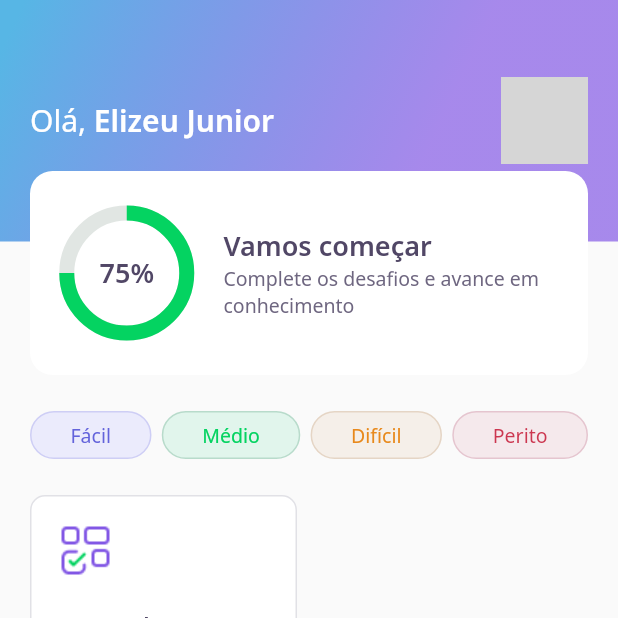
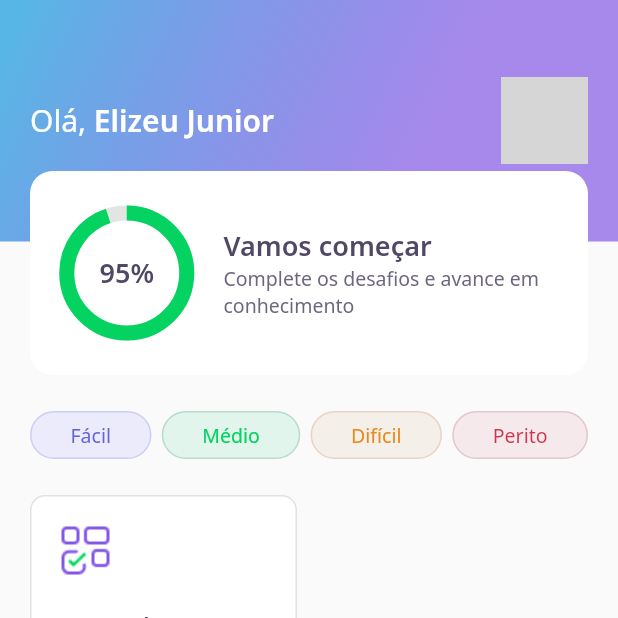
Before and after one commit to elizeurjr/DevQuiz, a Flutter app: the screen it shows after launch, on a phone screen of 412 x 824 dp, the top half of it. Run offline on Flutter 3.47's test engine with Material 2 defaults, Android fonts, the phone set to English and light mode, and no system bars; our stand-ins replace google_fonts, share_plus; accounts and stored records are empty; network calls fail; grey boxes are pictures that could not be loaded.

Commit message:
Animation applied to score

```diff
--- a/assets/database/user.json
+++ b/assets/database/user.json
@@ -1,5 +1,5 @@
 {
     "name": "Elizeu Junior",
-    "score" : 75,
+    "score" : 95,
     "photoUrl": "https://avatars.githubusercontent.com/u/59857096?v=4"
 }
--- a/lib/home/widgets/appbar/app_bar_widget.dart
+++ b/lib/home/widgets/appbar/app_bar_widget.dart
@@ -43,7 +43,11 @@ class AppBarWidget extends PreferredSize {
                     ],
                   ),
                 ),
-                Align(alignment: Alignment(0.0, 1.0), child: ScoreCardWidget())
+                Align(
+                    alignment: Alignment(0.0, 1.0),
+                    child: ScoreCardWidget(
+                      percent: user.score / 100,
+                    ))
               ],
             ),
           ),
--- a/lib/home/widgets/chart/chart_widget.dart
+++ b/lib/home/widgets/chart/chart_widget.dart
@@ -2,15 +2,41 @@ import 'package:DevQuiz/core/app_colors.dart';
 import 'package:DevQuiz/core/app_text_styles.dart';
 import 'package:flutter/material.dart';
 
-class ChartWidget extends StatelessWidget {
-  const ChartWidget({Key? key}) : super(key: key);
+class ChartWidget extends StatefulWidget {
+  final double percent;
+  const ChartWidget({Key? key, required this.percent}) : super(key: key);
+
+  @override
+  _ChartWidgetState createState() => _ChartWidgetState();
+}
+
+class _ChartWidgetState extends State<ChartWidget>
+    with SingleTickerProviderStateMixin {
+  late AnimationController _controller;
+  late Animation<double> _animation;
+
+  void _initAnimation() {
+    _controller =
+        AnimationController(vsync: this, duration: Duration(seconds: 3));
+    _animation =
+        Tween<double>(begin: 0.0, end: widget.percent).animate(_controller);
+    _controller.forward();
+  }
+
+  @override
+  void initState() {
+    _initAnimation();
+    super.initState();
+  }
 
   @override
   Widget build(BuildContext context) {
     return Container(
       height: 80,
       width: 80,
-      child: Stack(
+      child: AnimatedBuilder(
+        animation: _animation,
+        builder: (context, _) => Stack(
           children: [
             Center(
               child: Container(
@@ -18,7 +44,7 @@ class ChartWidget extends StatelessWidget {
                 width: 80,
                 child: CircularProgressIndicator(
                   strokeWidth: 10,
-                value: 0.75,
+                  value: _animation.value,
                   backgroundColor: AppColors.chartSecondary,
                   valueColor:
                       AlwaysStoppedAnimation<Color>(AppColors.chartPrimary),
@@ -27,11 +53,12 @@ class ChartWidget extends StatelessWidget {
             ),
             Center(
                 child: Text(
-            "75%",
+              "${(_animation.value * 100).toInt()}%",
               style: AppTextStyles.heading,
             ))
           ],
         ),
+      ),
     );
   }
 }
--- a/lib/home/widgets/score_card/score_card_widget.dart
+++ b/lib/home/widgets/score_card/score_card_widget.dart
@@ -4,7 +4,8 @@ import 'package:DevQuiz/home/widgets/chart/chart_widget.dart';
 import 'package:flutter/material.dart';
 
 class ScoreCardWidget extends StatelessWidget {
-  const ScoreCardWidget({Key? key}) : super(key: key);
+  final double percent;
+  const ScoreCardWidget({Key? key, required this.percent}) : super(key: key);
 
   @override
   Widget build(BuildContext context) {
@@ -21,7 +22,11 @@ class ScoreCardWidget extends StatelessWidget {
           child: Row(
             crossAxisAlignment: CrossAxisAlignment.center,
             children: [
-              Expanded(flex: 1, child: ChartWidget()),
+              Expanded(
+                  flex: 1,
+                  child: ChartWidget(
+                    percent: percent,
+                  )),
               Expanded(
                   flex: 3,
                   child: Padding(
```
Lines whose indentation alone changed are shown as unchanged.
